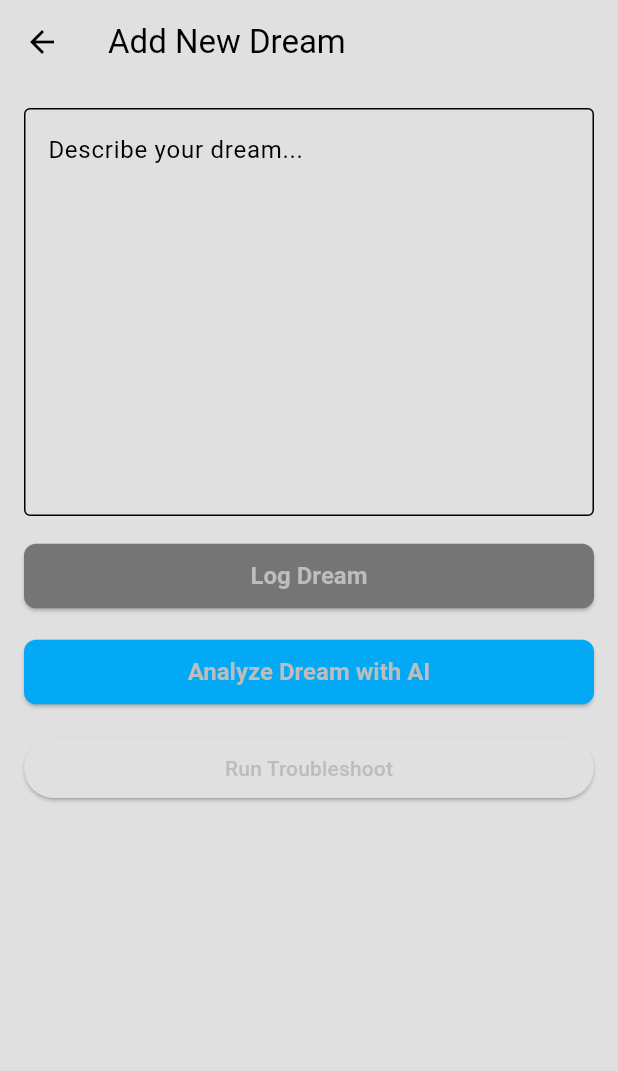
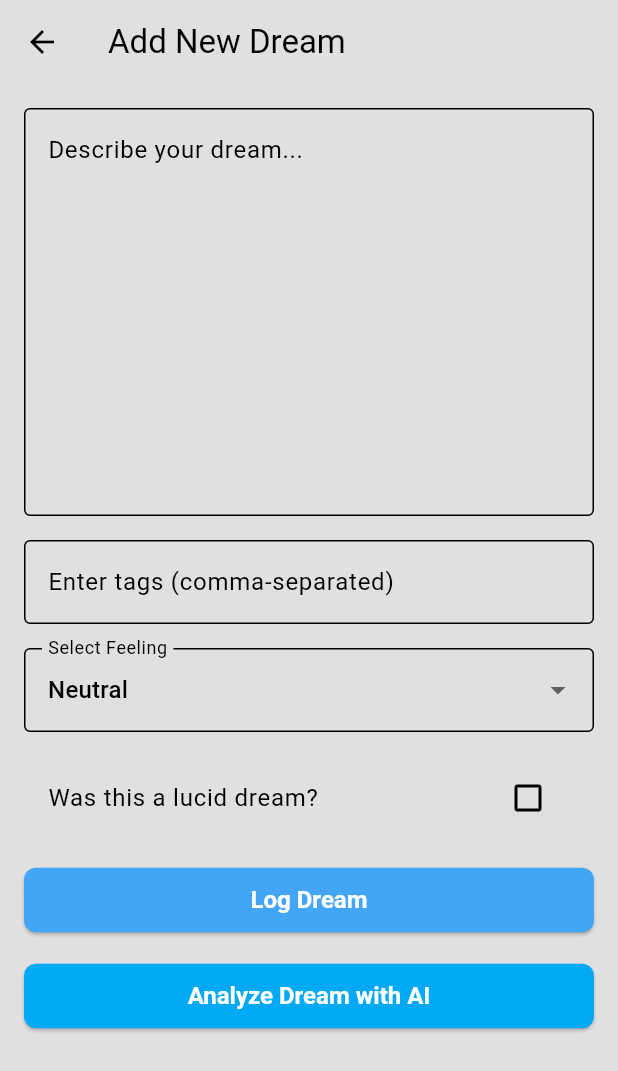
Before and after one commit to RizPur/LucidLogs, a Flutter app: the CreateDreamPage screen opened directly, on a phone screen of 412 x 824 dp. Shown: the top 1071 px of the screen. Run offline on Flutter 3.47's test engine with Material 3 defaults, Android fonts, the phone set to English and light mode, and no system bars; our stand-ins replace google_fonts, isar; accounts and stored records are empty; generated files the repository leaves out were written again.

Commit message:
one_dream page completed with data

```diff
--- a/lib/models/dream.dart
+++ b/lib/models/dream.dart
@@ -8,7 +8,7 @@ class Dream {
   Id id = Isar.autoIncrement;
   late String content;
   late DateTime createdAt;
-  String? photoPath = '';
+  String? aiAnalysis = '';
   String? feeling = 'Neutral';
   String? category = '';
   bool? isLucid = false;
--- a/lib/models/dream_db.dart
+++ b/lib/models/dream_db.dart
@@ -17,13 +17,21 @@ class DreamDatabase extends ChangeNotifier {
 
   final List<Dream> currentDreams = [];
 
-  // Create a new dream entry
-  Future<void> addDream(String dreamContent) async {
+  // Create a new dream entry with optional AI analysis
+  Future<void> addDream(String dreamContent, {String? aiAnalysis, List<String>? tags, String? feeling, bool? isLucid}) async {
     final newDream = Dream()
       ..content = dreamContent
-      ..createdAt = DateTime.now();
+      ..createdAt = DateTime.now()
+      ..aiAnalysis = aiAnalysis
+      ..tags = tags ?? []
+      ..feeling = feeling ?? 'Neutral'
+      ..isLucid = isLucid ?? false;
 
     print('Adding dream: $dreamContent');
+    if (aiAnalysis != null) {
+      print('AI Analysis: $aiAnalysis');
+    }
+
     await isar.writeTxn(() => isar.dreams.put(newDream));
     await getDreams(); // Refresh the list after adding a new dream
   }
@@ -87,7 +95,6 @@ class DreamDatabase extends ChangeNotifier {
   }
 
   Future<String> troubleshootRequest() async {
-
     const String backendUrl = 'https://296a-72-252-123-133.ngrok-free.app/chat/completions';
     final url = Uri.parse(backendUrl);
 
--- a/lib/screens/create_dream.dart
+++ b/lib/screens/create_dream.dart
@@ -13,8 +13,32 @@ class CreateDreamPage extends StatefulWidget {
 
 class _CreateDreamPageState extends State<CreateDreamPage> {
   final TextEditingController _dreamController = TextEditingController();
+  final TextEditingController _tagsController = TextEditingController();
+
   bool _isLoading = false;
+  bool _isLucid = false;
   String? _aiResponse;
+  String _selectedFeeling = 'Neutral'; // Default feeling
+
+  // Feelings list
+  final List<String> feelings = ['Good', 'Neutral', 'Bad'];
+
+  void _logDream() async {
+    if (_dreamController.text.isNotEmpty) {
+      // Prepare tags
+      List<String> tags = _tagsController.text.split(',').map((tag) => tag.trim()).toList();
+
+      // Simply log the dream without AI analysis
+      await context.read<DreamDatabase>().addDream(
+        _dreamController.text,
+        tags: tags,
+        feeling: _selectedFeeling,
+        isLucid: _isLucid,
+      );
+
+      Navigator.pop(context); // Close the page after logging
+    }
+  }
 
   void _analyzeDream() async {
     if (_dreamController.text.isNotEmpty) {
@@ -24,10 +48,25 @@ class _CreateDreamPageState extends State<CreateDreamPage> {
 
       try {
         final dreamDatabase = context.read<DreamDatabase>();
-        final aiResponse = await dreamDatabase.sendDreamToBackend(_dreamController.text);
+        final aiAnalysis = await dreamDatabase.sendDreamToBackend(_dreamController.text);
+
+        // Prepare tags
+        List<String> tags = _tagsController.text.split(',').map((tag) => tag.trim()).toList();
+
+        // Log the dream with AI analysis
+        await dreamDatabase.addDream(
+          _dreamController.text,
+          aiAnalysis: aiAnalysis,
+          tags: tags,
+          feeling: _selectedFeeling,
+          isLucid: _isLucid,
+        );
+
         setState(() {
-          _aiResponse = aiResponse;
+          _aiResponse = aiAnalysis;
         });
+
+        Navigator.pop(context); // Close the page after logging
       } catch (e) {
         setState(() {
           _aiResponse = "Failed to analyze dream: $e";
@@ -40,21 +79,13 @@ class _CreateDreamPageState extends State<CreateDreamPage> {
     }
   }
 
-  void _runTroubleshoot() async {
-    final dreamDatabase = context.read<DreamDatabase>();
-    final troubleshootResponse = await dreamDatabase.troubleshootRequest();
-    setState(() {
-      _aiResponse = troubleshootResponse;
-    });
-  }
-
   @override
   Widget build(BuildContext context) {
     return Scaffold(
       appBar: AppBar(
         title: const Text('Add New Dream'),
       ),
-      body: SingleChildScrollView(
+      body: Padding(
         padding: const EdgeInsets.all(16.0),
         child: Column(
           crossAxisAlignment: CrossAxisAlignment.stretch,
@@ -68,19 +99,57 @@ class _CreateDreamPageState extends State<CreateDreamPage> {
               ),
             ),
             const SizedBox(height: 16),
+
+            // Tags input
+            TextField(
+              controller: _tagsController,
+              decoration: const InputDecoration(
+                hintText: 'Enter tags (comma-separated)',
+                border: OutlineInputBorder(),
+              ),
+            ),
+            const SizedBox(height: 16),
+
+            // Feeling selection
+            DropdownButtonFormField<String>(
+              value: _selectedFeeling,
+              items: feelings.map((feeling) {
+                return DropdownMenuItem<String>(
+                  value: feeling,
+                  child: Text(feeling),
+                );
+              }).toList(),
+              onChanged: (newValue) {
+                setState(() {
+                  _selectedFeeling = newValue!;
+                });
+              },
+              decoration: const InputDecoration(
+                border: OutlineInputBorder(),
+                labelText: 'Select Feeling',
+              ),
+            ),
+            const SizedBox(height: 16),
+
+            // Lucid checkbox
+            CheckboxListTile(
+              title: const Text('Was this a lucid dream?'),
+              value: _isLucid,
+              onChanged: (bool? newValue) {
+                setState(() {
+                  _isLucid = newValue ?? false;
+                });
+              },
+            ),
+            const SizedBox(height: 16),
+
             ElevatedButton(
-              onPressed: () {
-                if (_dreamController.text.isNotEmpty) {
-                  widget.onDreamAdded(_dreamController.text);
-                  Navigator.pop(context);
-                }
-              },
+              onPressed: _logDream,
               style: ButtonStyle(
                 backgroundColor: WidgetStateProperty.all<Color>(
                     Theme.of(context).colorScheme.secondary),
                 padding: WidgetStateProperty.all<EdgeInsetsGeometry>(
-                  const EdgeInsets.symmetric(
-                      vertical: 12.0, horizontal: 20.0),
+                  const EdgeInsets.symmetric(vertical: 12.0, horizontal: 20.0),
                 ),
                 textStyle: WidgetStateProperty.all<TextStyle>(
                   TextStyle(
@@ -98,19 +167,14 @@ class _CreateDreamPageState extends State<CreateDreamPage> {
             ),
             const SizedBox(height: 16), // Adding some space between buttons
             ElevatedButton(
-              onPressed: _isLoading
-                  ? null // Disable the button while loading
-                  : _analyzeDream,
+              onPressed: _isLoading ? null : _analyzeDream,
               style: ButtonStyle(
-                backgroundColor: WidgetStateProperty.all<Color>(
-                    Colors.lightBlue),
+                backgroundColor: WidgetStateProperty.all<Color>(Colors.lightBlue),
                 padding: WidgetStateProperty.all<EdgeInsetsGeometry>(
-                  const EdgeInsets.symmetric(
-                      vertical: 12.0, horizontal: 20.0),
+                  const EdgeInsets.symmetric(vertical: 12.0, horizontal: 20.0),
                 ),
                 textStyle: WidgetStateProperty.all<TextStyle>(
-                  const TextStyle(
-                      fontSize: 16, fontWeight: FontWeight.bold),
+                  const TextStyle(fontSize: 16, fontWeight: FontWeight.bold),
                 ),
                 shape: WidgetStateProperty.all<RoundedRectangleBorder>(
                   RoundedRectangleBorder(
@@ -119,15 +183,8 @@ class _CreateDreamPageState extends State<CreateDreamPage> {
                 ),
               ),
               child: _isLoading
-                  ? const CircularProgressIndicator(
-                      color: Colors.white,
-                    )
+                  ? const CircularProgressIndicator(color: Colors.white)
                   : const Text('Analyze Dream with AI'),
-            ),
-            const SizedBox(height: 16),
-            ElevatedButton(
-              onPressed: _runTroubleshoot,
-              child: const Text('Run Troubleshoot'),
             ),
             const SizedBox(height: 16),
             if (_aiResponse != null)
--- a/lib/screens/dreams.dart
+++ b/lib/screens/dreams.dart
@@ -6,7 +6,8 @@ import 'package:lucidlogs/models/dream.dart';
 import 'package:lucidlogs/models/dream_db.dart';
 import 'package:provider/provider.dart';
 import 'package:intl/intl.dart';
-import 'package:lucidlogs/screens/create_dream.dart'; // Import the new page
+import 'package:lucidlogs/screens/create_dream.dart';
+import 'package:lucidlogs/screens/one_dream.dart'; // Import the detail page
 
 class DreamsPage extends StatefulWidget {
   const DreamsPage({super.key});
@@ -18,7 +19,7 @@ class DreamsPage extends StatefulWidget {
 class _DreamsPageState extends State<DreamsPage> {
   final textController = TextEditingController();
 
-  String formatDate(DateTime dt){
+  String formatDate(DateTime dt) {
     final DateFormat dateTime = DateFormat('dd-MM-yyyy HH:mm');
     return dateTime.format(dt);
   }
@@ -36,7 +37,7 @@ class _DreamsPageState extends State<DreamsPage> {
     context.read<DreamDatabase>().getDreams();
   }
 
-  void updateDream(Dream dream){
+  void updateDream(Dream dream) {
     textController.text = dream.content; //fill textfield with dream content
     showDialog(
         context: context,
@@ -57,11 +58,10 @@ class _DreamsPageState extends State<DreamsPage> {
                   child: const Text("Update"),
                 )
               ],
-      )
-    );
+            ));
   }
 
-  void deleteDream(int id){
+  void deleteDream(int id) {
     context.read<DreamDatabase>().deleteDream(id);
   }
 
@@ -74,6 +74,15 @@ class _DreamsPageState extends State<DreamsPage> {
             await context.read<DreamDatabase>().addDream(dreamContent);
           },
         ),
+      ),
+    );
+  }
+
+  void navigateToDreamDetail(Dream dream) {
+    Navigator.push(
+      context,
+      MaterialPageRoute(
+        builder: (context) => DreamDetailPage(dream: dream),
       ),
     );
   }
@@ -103,11 +112,14 @@ class _DreamsPageState extends State<DreamsPage> {
               itemCount: currentDreams.length,
               itemBuilder: (context, index) {
                 final dream = currentDreams[index]; // Get 1 dream
-                return DreamTile(
+                return GestureDetector(
+                  onTap: () => navigateToDreamDetail(dream),
+                  child: DreamTile(
                     text: dream.content,
                     dateTime: formatDate(dream.createdAt),
                     onEdit: () => updateDream(dream),
-                  onDelete: () => deleteDream(dream.id)
+                    onDelete: () => deleteDream(dream.id),
+                  ),
                 );
               },
             ),
--- a/lib/theme/theme.dart
+++ b/lib/theme/theme.dart
@@ -1,24 +1,49 @@
 import 'package:flutter/material.dart';
 
-
-//light mode
 ThemeData lightMode = ThemeData(
   brightness: Brightness.light,
   colorScheme: ColorScheme.light(
     surface: Colors.grey.shade300,
-    primary: Colors.grey.shade400,
-    secondary: Colors.grey.shade600,
-    inversePrimary: Colors.grey.shade800
-  )
+    primary: Colors.blue.shade700, // Adjusted for better contrast
+    secondary: Colors.blue.shade400,
+    inversePrimary: Colors.grey.shade800,
+  ),
+  textTheme: TextTheme(
+    headlineLarge: TextStyle(fontSize: 32.0, fontWeight: FontWeight.bold, color: Colors.blue.shade700),
+    bodyLarge: TextStyle(fontSize: 16.0, color: Colors.grey.shade800),
+    bodyMedium: TextStyle(fontSize: 14.0, color: Colors.grey.shade600),
+  ),
+  elevatedButtonTheme: ElevatedButtonThemeData(
+    style: ElevatedButton.styleFrom(
+      backgroundColor: Colors.blue.shade700, // Background color of the button
+      foregroundColor: Colors.white, // Text and icon color of the button
+      shape: RoundedRectangleBorder(
+        borderRadius: BorderRadius.circular(8.0),
+      ),
+    ),
+  ),
 );
 
-//dark mode
 ThemeData darkMode = ThemeData(
   brightness: Brightness.dark,
   colorScheme: ColorScheme.dark(
     surface: Colors.grey.shade900,
-    primary: Colors.grey.shade800,
-    secondary: Colors.grey.shade700,
-    inversePrimary: Colors.grey.shade300
-  )
+    primary: Colors.blueGrey.shade800, // Adjusted for better contrast
+    secondary: Colors.blueGrey.shade600,
+    inversePrimary: Colors.grey.shade300,
+  ),
+  textTheme: TextTheme(
+    headlineLarge: TextStyle(fontSize: 32.0, fontWeight: FontWeight.bold, color: Colors.blueGrey.shade100),
+    bodyLarge: TextStyle(fontSize: 16.0, color: Colors.grey.shade300),
+    bodyMedium: TextStyle(fontSize: 14.0, color: Colors.grey.shade500),
+  ),
+  elevatedButtonTheme: ElevatedButtonThemeData(
+    style: ElevatedButton.styleFrom(
+      backgroundColor: Colors.blueGrey.shade700, // Background color of the button
+      foregroundColor: Colors.white, // Text and icon color of the button
+      shape: RoundedRectangleBorder(
+        borderRadius: BorderRadius.circular(8.0),
+      ),
+    ),
+  ),
 );
```
Also changed, not shown: lib/screens/one_dream.dart (added, +122 -0 lines), lib/models/dream.g.dart. Lines whose indentation alone changed are shown as unchanged.
